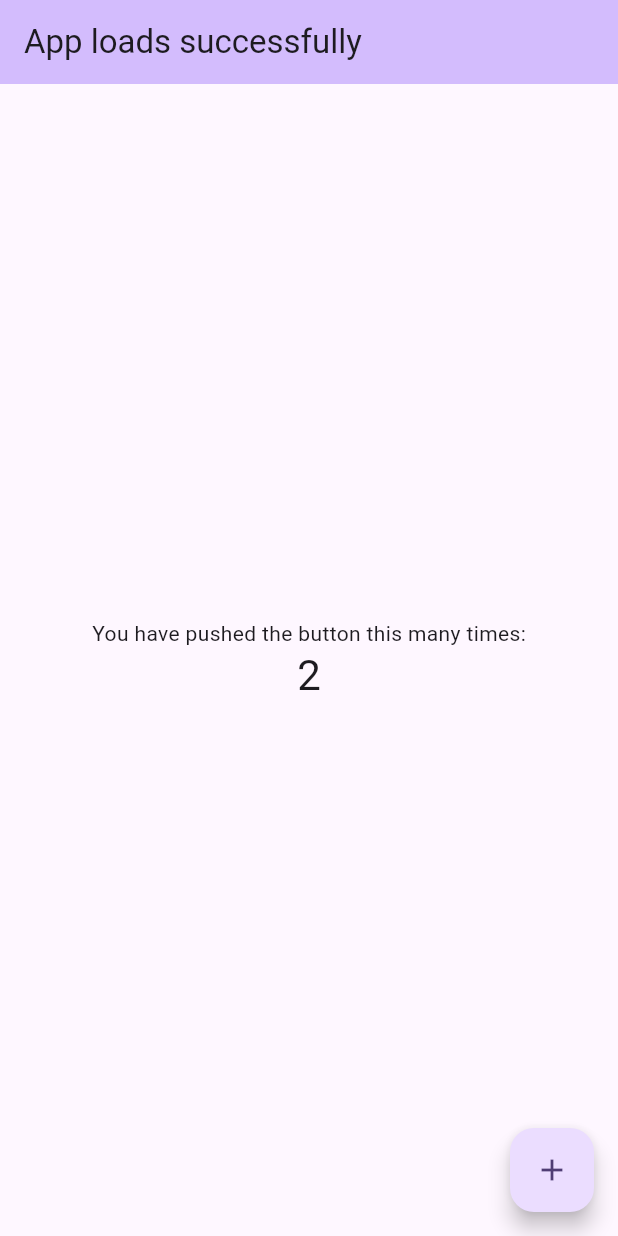
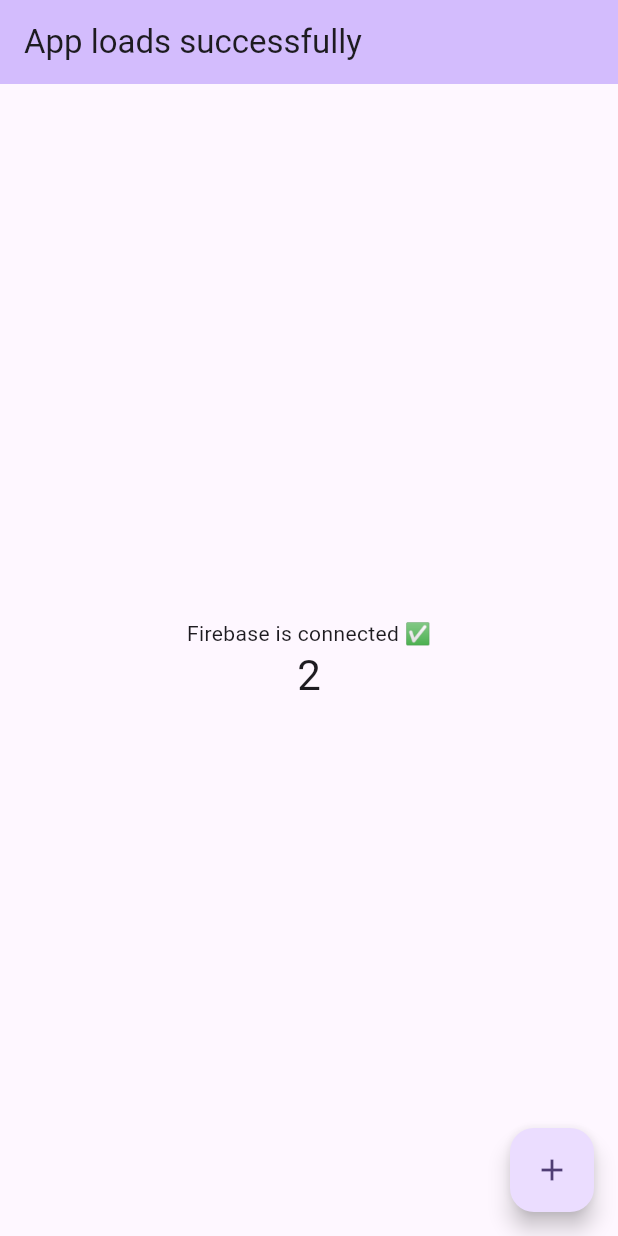
Before and after one commit to thePrime-X/auri-journey, a Flutter app: the screen it shows after launch, after a tap on the "add" icon, on a phone screen of 412 x 824 dp. Run offline on Flutter 3.47's test engine with Material 3 defaults, Android fonts, the phone set to English and light mode, and no system bars; our stand-ins replace firebase_core; accounts and stored records are empty.

Commit message:
integrated the flutter app with firebase

```diff
--- a/lib/main.dart
+++ b/lib/main.dart
@@ -1,6 +1,14 @@
 import 'package:flutter/material.dart';
+import 'package:firebase_core/firebase_core.dart';
+import 'firebase_options.dart';
 
-void main() {
+Future<void> main() async {
+  WidgetsFlutterBinding.ensureInitialized();
+
+  await Firebase.initializeApp(
+    options: DefaultFirebaseOptions.currentPlatform,
+  );
+
   runApp(const MyApp());
 }
 
@@ -48,7 +56,7 @@ class _MyHomePageState extends State<MyHomePage> {
         child: Column(
           mainAxisAlignment: MainAxisAlignment.center,
           children: [
-            const Text('You have pushed the button this many times:'),
+            const Text('Firebase is connected ✅'),
             Text(
               '$_counter',
               style: Theme.of(context).textTheme.headlineMedium,
--- a/pubspec.yaml
+++ b/pubspec.yaml
@@ -34,6 +34,7 @@ dependencies:
   # The following adds the Cupertino Icons font to your application.
   # Use with the CupertinoIcons class for iOS style icons.
   cupertino_icons: ^1.0.8
+  firebase_core: ^4.6.0
 
 dev_dependencies:
   flutter_test:
```
Also changed, not shown: firebase.json (added), lib/firebase_options.dart (added), pubspec.lock, 3 other files.
